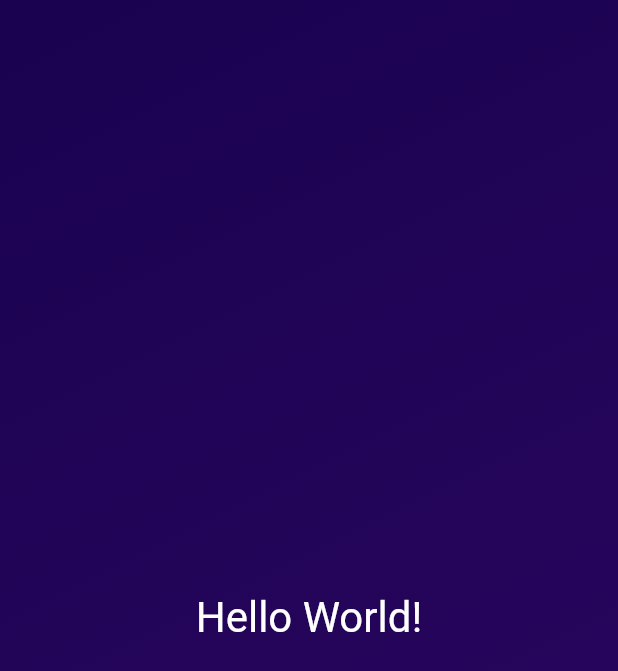
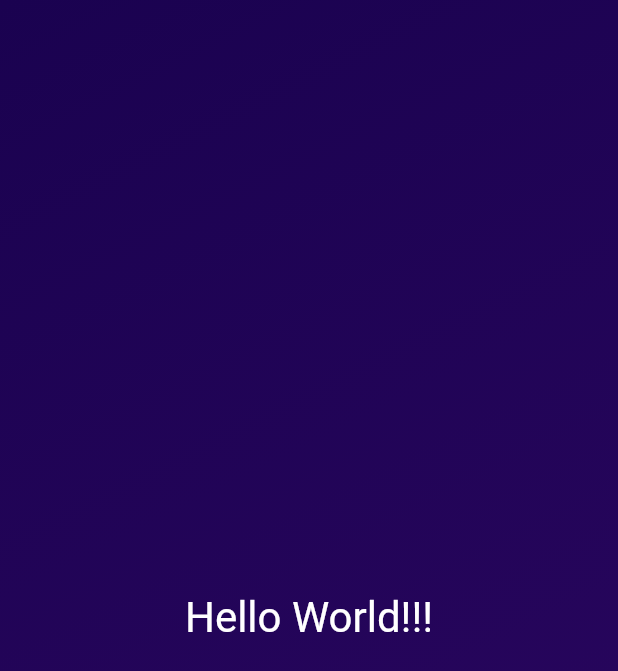
Before and after one commit to taylor-ortiz/role-dice-app-flutter, a Flutter app: the screen it shows after launch, on a phone screen of 412 x 824 dp. Shown: the top 671 px of the screen. Run offline on Flutter 3.47's test engine with Material 2 defaults, Android fonts, the light colour scheme and no system bars.

Commit message:
creating a text widget as well

```diff
--- a/lib/gradient_container.dart
+++ b/lib/gradient_container.dart
@@ -1,4 +1,5 @@
 import 'package:flutter/material.dart';
+import 'package:role_dice_app/styled_text.dart';
 
 class GradientContainer extends StatelessWidget {
   const GradientContainer({super.key});
@@ -16,12 +17,7 @@ class GradientContainer extends StatelessWidget {
           end: Alignment.bottomRight,
         ),
       ),
-      child: const Center(
-        child: Text(
-          'Hello World!',
-          style: TextStyle(color: Colors.white, fontSize: 28),
-        ),
-      ),
+      child: const Center(child: StyledText()),
     );
   }
 }
--- /dev/null
+++ b/lib/styled_text.dart
@@ -0,0 +1,13 @@
+import 'package:flutter/material.dart';
+
+class StyledText extends StatelessWidget {
+  const StyledText({super.key});
+
+  @override
+  Widget build(context) {
+    return const Text(
+      'Hello World!!!',
+      style: TextStyle(color: Colors.white, fontSize: 28),
+    );
+  }
+}
```
